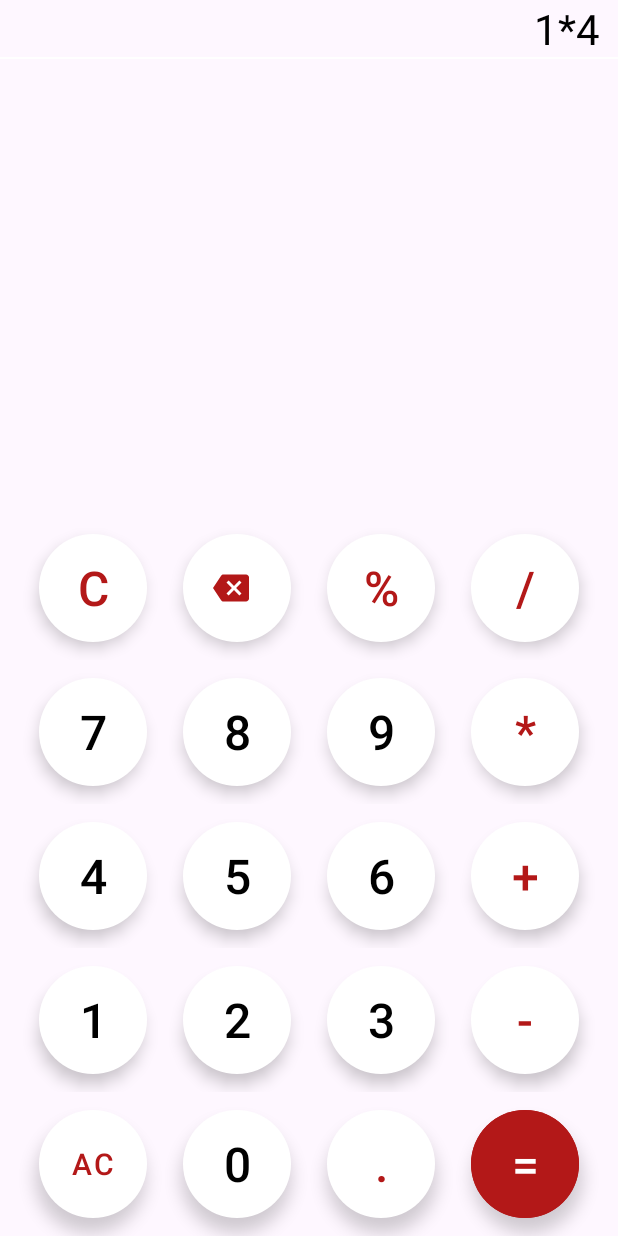
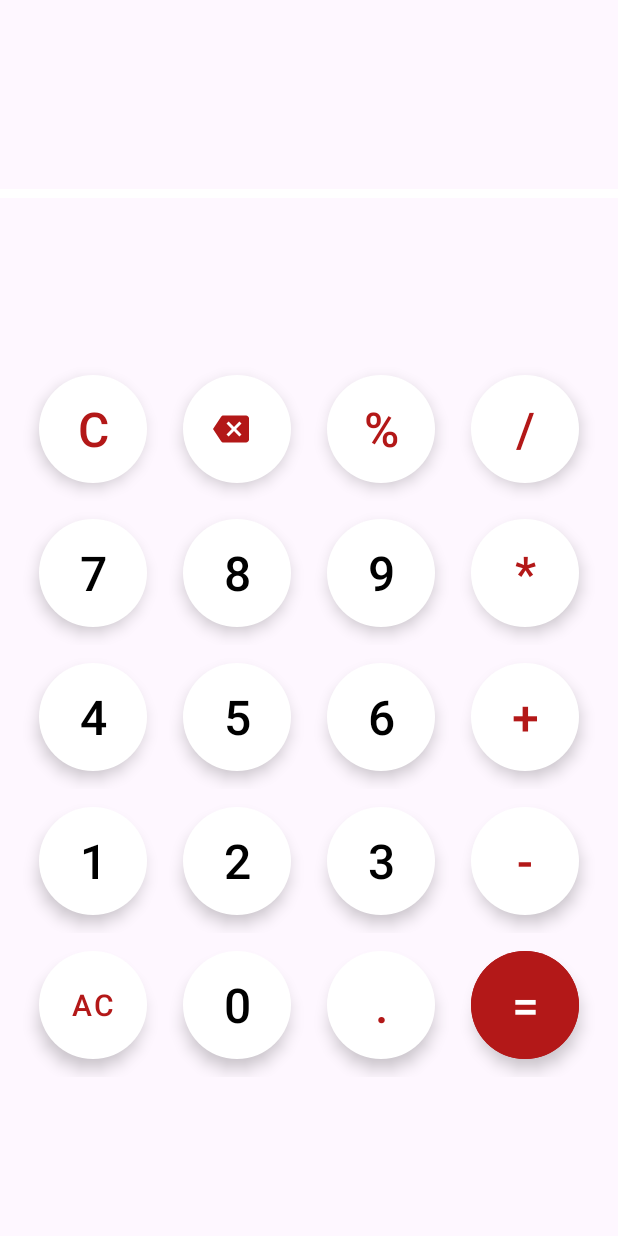
Before and after one commit to janet-jemutai/SimpleCalculator, an Android app: the layout activity_main.xml on its own in the app's theme, with its tools: preview values and no code run, on a phone screen of 412 x 824 dp. Run offline under Robolectric (Android 15) with nearby library versions, the phone set to English and light mode, and no system bars.

```diff
--- a/app/src/main/java/com/jemutai/simplecalculator/MainActivity.kt
+++ b/app/src/main/java/com/jemutai/simplecalculator/MainActivity.kt
@@ -59,19 +59,16 @@ class MainActivity : AppCompatActivity() {
         }
     }
     fun onDigitClick(view: View) {
+        if (stateError) {
+            binding.dataTv.text = (view as Button).text
+            stateError = false
+        } else {
+            binding.dataTv.append((view as Button).text)
+        }
+        lastNumber = true // Set lastNumber to true when a digit is clicked
+        onEqual()
+    }
 
-        if (stateError){
-           binding.dataTv.text = (view as  Button).text
-            stateError = false
-        }
-        else{
-            binding.dataTv.append((view as Button).text)
-
-        }
-        lastNumber = false
-        onEqual()
-
-    }
     fun onClearAllClick(view: View) {
 
         binding.dataTv.text =""
--- a/app/src/main/res/layout/activity_main.xml
+++ b/app/src/main/res/layout/activity_main.xml
@@ -12,12 +12,13 @@
         android:layout_width="match_parent"
         android:layout_height="wrap_content"
         android:textAlignment="viewEnd"
+        android:singleLine="true"
         android:layout_marginEnd="12dp"
-        android:visibility="gone"
         android:textSize="28sp"
-        android:text="1=10"
-        android:textColor="@color/black"
-        app:layout_constraintBottom_toTopOf="@+id/result_tv"
+        android:layout_marginTop="50dp"
+        android:text=""
+        android:textColor="@color/white"
+        app:layout_constraintTop_toTopOf="parent"
         app:layout_constraintEnd_toEndOf="parent"
         app:layout_constraintStart_toStartOf="parent" />
 
@@ -28,19 +29,21 @@
         android:textAlignment="viewEnd"
         android:layout_marginEnd="12dp"
         android:textSize="28sp"
-        android:text="1*4"
-        android:textColor="@color/black"
-        app:layout_constraintBottom_toTopOf="@id/line"
+        android:text=""
+        android:textColor="@color/white"
+        app:layout_constraintTop_toBottomOf="@id/data_tv"
         app:layout_constraintEnd_toEndOf="parent"
         app:layout_constraintStart_toStartOf="parent" />
 
     <View
         android:id="@+id/line"
         android:layout_width="match_parent"
-        android:layout_height="1dp"
+        android:layout_height="6dp"
         android:background="@color/white"
-        app:layout_constraintBottom_toTopOf="@id/result_tv"
-        android:layout_marginBottom="6dp"/>
+        android:layout_marginBottom="1dp"
+        app:layout_constraintTop_toBottomOf="@id/result_tv"
+        app:layout_constraintStart_toStartOf="parent"
+        app:layout_constraintEnd_toEndOf="parent"/>
 
     <LinearLayout
         android:id="@+id/linear"
@@ -49,11 +52,12 @@
         android:orientation="vertical"
         app:layout_constraintBottom_toBottomOf="parent"
         app:layout_constraintEnd_toEndOf="parent"
-        app:layout_constraintStart_toStartOf="parent">
+        app:layout_constraintStart_toStartOf="parent"
+        app:layout_constraintTop_toBottomOf="@id/line">
 
         <LinearLayout
             android:layout_width="match_parent"
-            android:layout_height="match_parent"
+            android:layout_height="wrap_content"
             android:gravity="center"
             android:orientation="horizontal">
 
@@ -81,13 +85,11 @@
                 android:id="@+id/btn_divide"
                 android:onClick="onOperatorClick"
                 android:text="/" />
-
-
         </LinearLayout>
 
         <LinearLayout
             android:layout_width="match_parent"
-            android:layout_height="match_parent"
+            android:layout_height="wrap_content"
             android:gravity="center"
             android:orientation="horizontal">
 
@@ -114,13 +116,11 @@
                 android:id="@+id/btn_multiply"
                 android:onClick="onOperatorClick"
                 android:text="*" />
-
-
         </LinearLayout>
 
         <LinearLayout
             android:layout_width="match_parent"
-            android:layout_height="match_parent"
+            android:layout_height="wrap_content"
             android:gravity="center"
             android:orientation="horizontal">
 
@@ -147,13 +147,11 @@
                 android:id="@+id/btn_add"
                 android:onClick="onOperatorClick"
                 android:text="+" />
-
-
         </LinearLayout>
 
         <LinearLayout
             android:layout_width="match_parent"
-            android:layout_height="match_parent"
+            android:layout_height="wrap_content"
             android:gravity="center"
             android:orientation="horizontal">
 
@@ -180,13 +178,11 @@
                 android:id="@+id/btn_subtract"
                 android:onClick="onOperatorClick"
                 android:text="-" />
-
-
         </LinearLayout>
 
         <LinearLayout
             android:layout_width="match_parent"
-            android:layout_height="match_parent"
+            android:layout_height="wrap_content"
             android:gravity="center"
             android:orientation="horizontal">
 
@@ -216,8 +212,6 @@
                 android:backgroundTint="@color/maroon"
                 android:onClick="onEqualClick"
                 android:text="=" />
-
-
         </LinearLayout>
     </LinearLayout>
 </androidx.constraintlayout.widget.ConstraintLayout>
```
